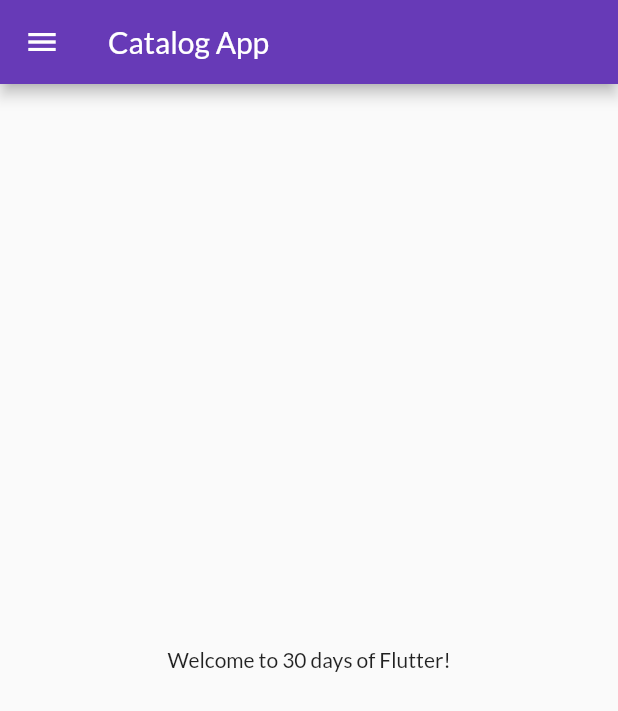
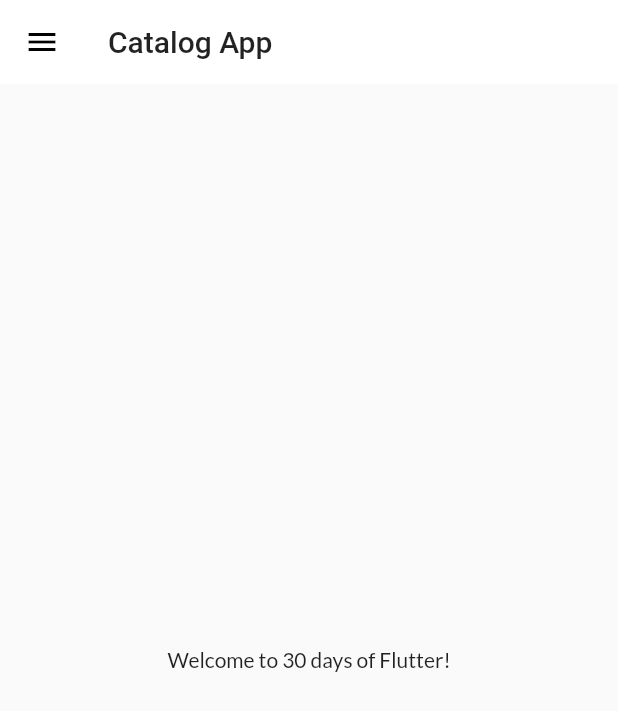
Before and after one commit to Shri2510/Flutter_app, a Flutter app: the screen it shows after launch, on a phone screen of 412 x 824 dp. Shown: the top 711 px of the screen. Run offline on Flutter 3.47's test engine with Material 2 defaults, Android fonts, the light colour scheme and no system bars; our stand-ins replace google_fonts.

Commit message:
created separate Theme class,added models in lib and add item details in catalog

```diff
--- a/lib/main.dart
+++ b/lib/main.dart
@@ -2,6 +2,8 @@ import 'package:flutter/material.dart';
 import 'package:flutter_catalouge/pages/home_page.dart';
 import 'package:flutter_catalouge/pages/login_page.dart';
 import 'package:flutter_catalouge/utils/routes.dart';
+import 'package:flutter_catalouge/widgets/themes.dart';
+import 'package:flutter_catalouge/widgets/themes.dart';
 import 'package:google_fonts/google_fonts.dart';
 import 'package:google_fonts/google_fonts.dart';
 
@@ -15,11 +17,9 @@ class MyApp extends StatelessWidget {
     return MaterialApp(
       // home: Homepage(),
       themeMode: ThemeMode.light,
-      theme: ThemeData(
-        primarySwatch: Colors.deepPurple,
-        // primaryTextTheme: GoogleFonts.comfortaaTextTheme()
-        fontFamily: GoogleFonts.lato().fontFamily,
-      ),
+      theme: MyThemes.lightTheme(context),
+      darkTheme: MyThemes.darkTheme(context),
+      debugShowCheckedModeBanner: false,
       // darkTheme: ThemeData(brightness: Brightness.dark),
       initialRoute: MyRoutes.homeRoute,
       routes: {
--- /dev/null
+++ b/lib/widgets/themes.dart
@@ -0,0 +1,19 @@
+import 'package:flutter/material.dart';
+import 'package:google_fonts/google_fonts.dart';
+
+class MyThemes {
+  static ThemeData lightTheme(BuildContext context) => ThemeData(
+      primarySwatch: Colors.deepPurple,
+      // primaryTextTheme: GoogleFonts.comfortaaTextTheme()
+      fontFamily: GoogleFonts.lato().fontFamily,
+      appBarTheme: AppBarTheme(
+        color: Colors.white,
+        elevation: 0.0,
+        iconTheme: IconThemeData(color: Colors.black),
+        textTheme: Theme.of(context).textTheme,
+      ));
+
+  static ThemeData darkTheme(BuildContext context) => ThemeData(
+        brightness: Brightness.dark,
+      );
+}
```
Also changed, not shown: lib/models/catalog.dart (added, +27 -0 lines).
